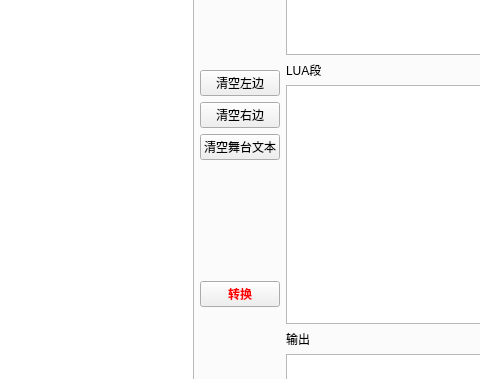
Above: SubSystem/ScriptEditor/scripteditor.ui from weimingtom/fdux-slg-game before the change; both pictures show x 225 to 705 and y 150 to 529 of the 930 by 652 pixel window. Below: the same form after it.
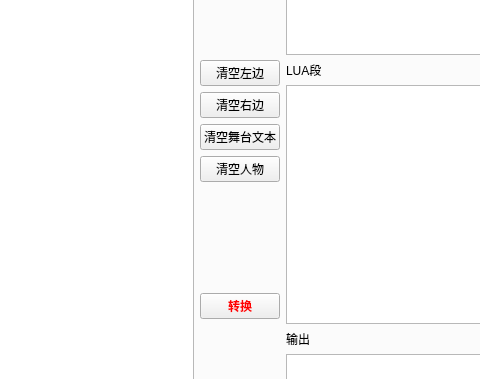
That is the form after the change.

The edit to the form file:
```diff
--- a/SubSystem/ScriptEditor/scripteditor.ui
+++ b/SubSystem/ScriptEditor/scripteditor.ui
@@ -76,6 +76,13 @@
                 </property>
                </widget>
               </item>
+              <item>
+               <widget class="QPushButton" name="ClearRoleButton">
+                <property name="text">
+                 <string>清空人物</string>
+                </property>
+               </widget>
+              </item>
              </layout>
             </item>
             <item>
```
